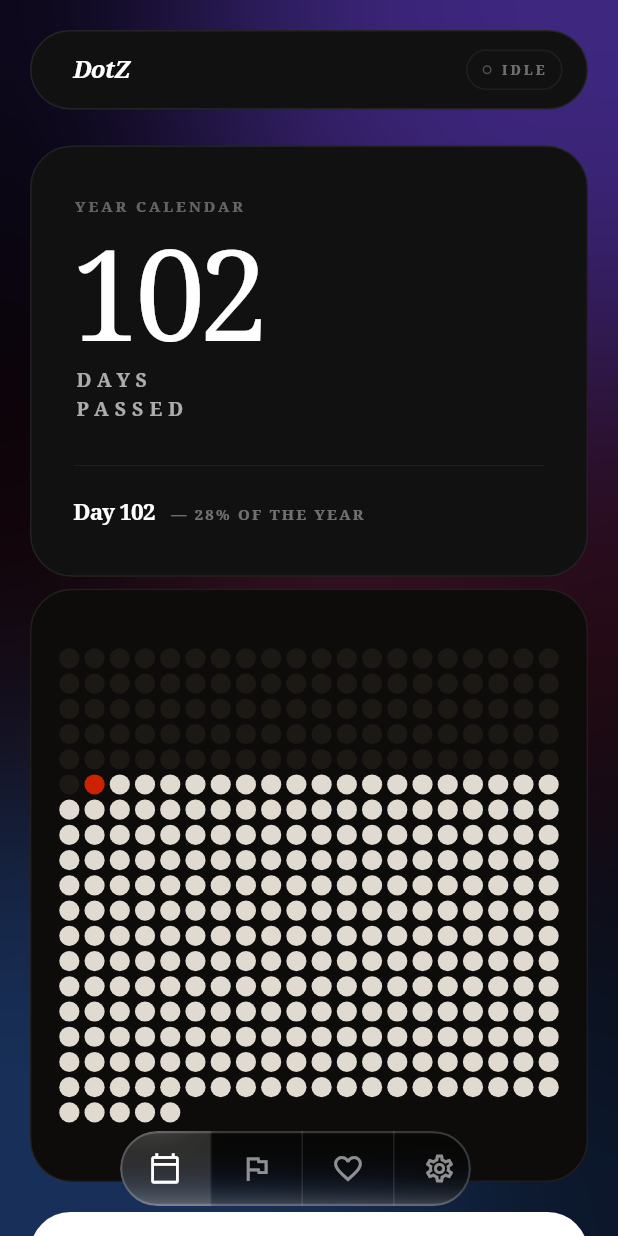
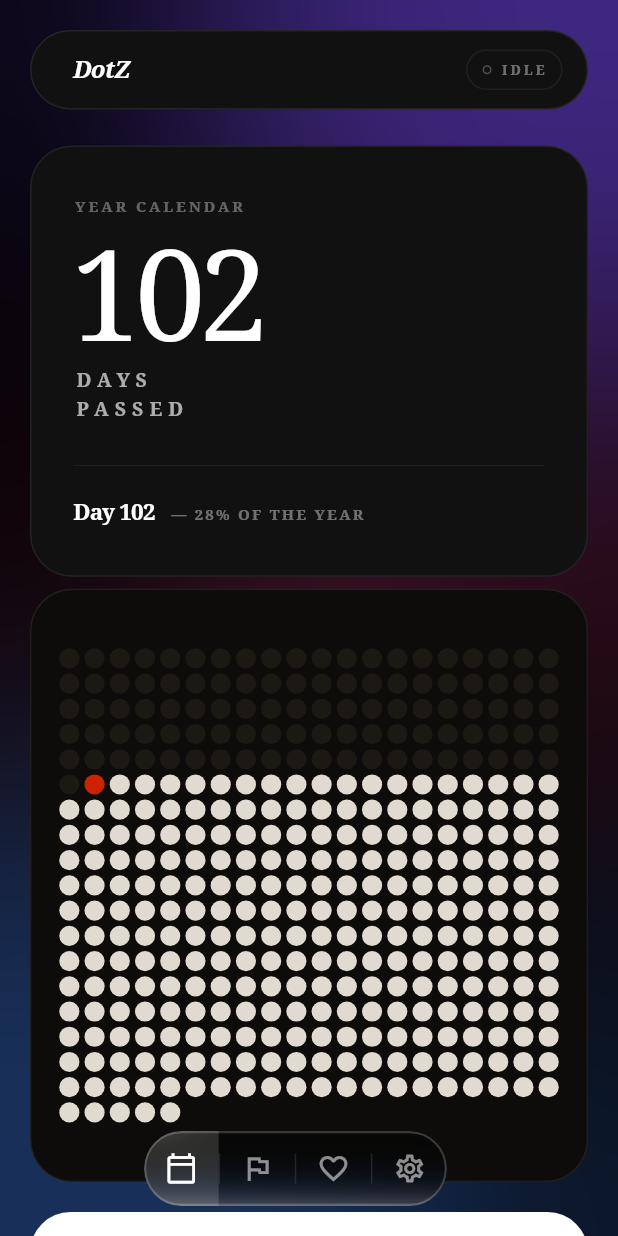
Before and after one commit to harshit36singh/Dotz, a Flutter app: the screen it shows after launch, after a tap on "NEXT", after a tap on "SKIP", on a phone screen of 412 x 824 dp. Run offline on Flutter 3.47's test engine with Material 3 defaults, Android fonts, the phone set to English and light mode, and no system bars; our stand-ins replace device_preview, flutter_dotenv, shared_preferences.

Commit message:
fixed navbar

```diff
--- a/lib/main.dart
+++ b/lib/main.dart
@@ -1,10 +1,9 @@
 import 'package:flutter/material.dart';
 import 'package:flutter/services.dart';
-import 'package:flutter_dotenv/flutter_dotenv.dart'; // 👈 ADD THIS
-
+import 'package:flutter_dotenv/flutter_dotenv.dart';
 import 'views/home/home_screen.dart';
 import 'views/onboarding/onboarding_screen.dart';
-
+import 'package:device_preview/device_preview.dart';
 void main() async {
   WidgetsFlutterBinding.ensureInitialized();
 
@@ -16,11 +15,15 @@ void main() async {
   try {
     showOnboarding = await OnboardingScreen.shouldShow();
   } catch (_) {
-    // If SharedPreferences fails (first cold start), default to showing onboarding
     showOnboarding = true;
   }
 
-  runApp(MyApp(showOnboarding: showOnboarding));
+  runApp(
+    DevicePreview(
+      enabled: true, // 👈 turn off in production
+      builder: (context) => MyApp(showOnboarding: showOnboarding),
+    ),
+  );
 }
 
 class MyApp extends StatelessWidget {
--- a/lib/views/widgets/floating_nav_bar.dart
+++ b/lib/views/widgets/floating_nav_bar.dart
@@ -11,26 +11,30 @@ class FloatingNavBar extends StatelessWidget {
   @override
   Widget build(BuildContext context) {
     const items = [
-      (CalendarMode.year,     Icons.calendar_today_outlined),
-      (CalendarMode.goal,     Icons.flag_outlined),
-      (CalendarMode.life,     Icons.favorite_outline),
+      (CalendarMode.year, Icons.calendar_today_outlined),
+      (CalendarMode.goal, Icons.flag_outlined),
+      (CalendarMode.life, Icons.favorite_outline),
       (CalendarMode.settings, Icons.settings_outlined),
     ];
 
-    return ClipRRect(
+    return Center(
+      child: Padding(
+        // Adds a small safety margin so it doesn't touch screen edges
+        padding: const EdgeInsets.symmetric(horizontal: 16),
+        child: ConstrainedBox(
+          // 1. LIMIT maximum width so it doesn't stretch on tablets
+          constraints: const BoxConstraints(maxWidth: 280),
+          child: ClipRRect(
             borderRadius: BorderRadius.circular(100),
             child: BackdropFilter(
               filter: ImageFilter.blur(sigmaX: 12.0, sigmaY: 12.0),
               child: Container(
                 height: 50,
-          // 1. Force children (the white highlights) to clip perfectly
-          // to the exact curve of this container.
                 clipBehavior: Clip.antiAlias,
                 decoration: BoxDecoration(
                   color: Colors.black.withOpacity(0.4),
                   borderRadius: BorderRadius.circular(100),
                 ),
-          // 2. Draw the border ON TOP of everything to hide any microscopic bleeding
                 foregroundDecoration: BoxDecoration(
                   borderRadius: BorderRadius.circular(100),
                   border: Border.all(
@@ -39,15 +43,18 @@ class FloatingNavBar extends StatelessWidget {
                   ),
                 ),
                 child: Row(
-            mainAxisSize: MainAxisSize.min,
+                  // 2. Use MainAxisSize.max here within the ConstrainedBox
+                  mainAxisSize: MainAxisSize.max,
                   children: _buildItems(items),
+                ),
+              ),
+            ),
           ),
         ),
       ),
     );
   }
 
-  // 3. Helper method to build the buttons and dividers separately
   List<Widget> _buildItems(List<(CalendarMode, IconData)> items) {
     List<Widget> widgets = [];
 
@@ -55,19 +62,18 @@ class FloatingNavBar extends StatelessWidget {
       final (m, icon) = items[i];
       final active = mode == m;
 
-      // Add the symmetrical button
+      // 3. Wrap in Expanded so buttons shrink on small screens
       widgets.add(
-        GestureDetector(
+        Expanded(
+          child: GestureDetector(
             behavior: HitTestBehavior.opaque,
             onTap: () => onTap(m),
             child: AnimatedContainer(
               duration: const Duration(milliseconds: 200),
               height: double.infinity,
-            width: 60, // Perfectly 60px wide now, no stolen border pixels!
               alignment: Alignment.center,
               decoration: BoxDecoration(
                 color: active ? Colors.white.withOpacity(0.15) : Colors.transparent,
-              // NO borders inside the button decoration anymore
               ),
               child: Icon(
                 icon,
@@ -76,14 +82,14 @@ class FloatingNavBar extends StatelessWidget {
               ),
             ),
           ),
+        ),
       );
 
-      // Add the 1-pixel divider as its own standalone widget (if not the last item)
       if (i < items.length - 1) {
         widgets.add(
           Container(
             width: 1,
-            height: double.infinity,
+            height: 20, // 4. Fixed height for divider looks cleaner
             color: Colors.white.withOpacity(0.1),
           ),
         );
--- a/pubspec.yaml
+++ b/pubspec.yaml
@@ -38,6 +38,7 @@ dependencies:
   path_provider: ^2.1.5
   shared_preferences: ^2.5.5
   flutter_dotenv: ^5.1.0
+  device_preview: ^1.3.1
 
 dev_dependencies:
   flutter_test:
```
Also changed, not shown: pubspec.lock. Lines whose indentation alone changed are shown as unchanged.
